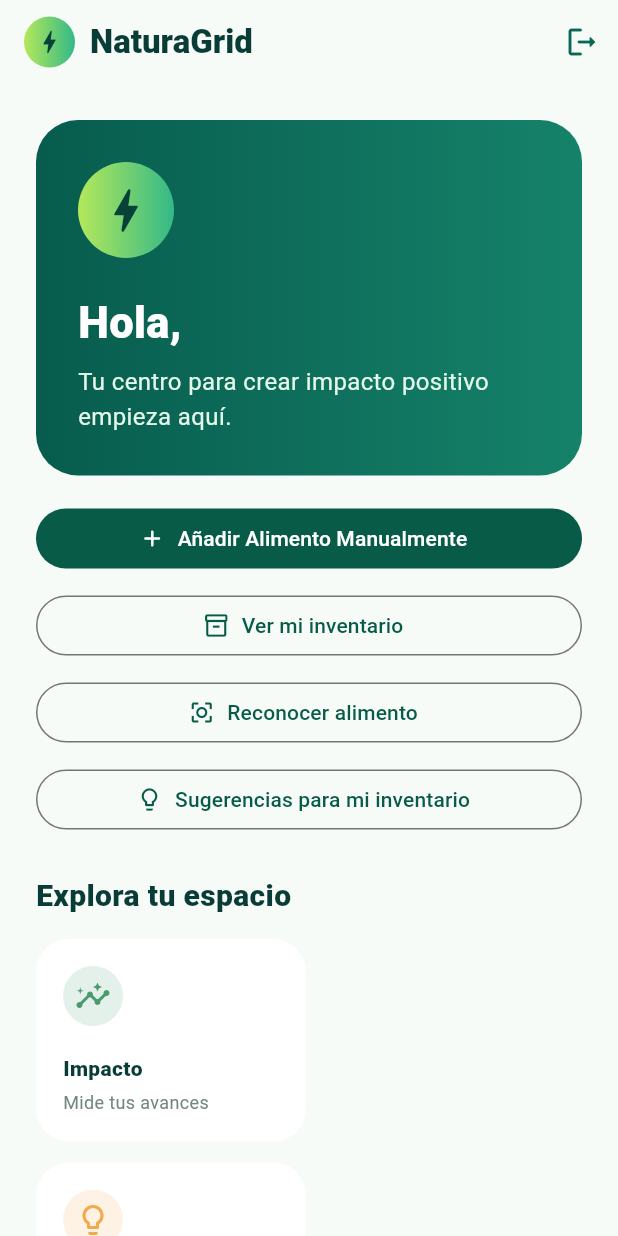
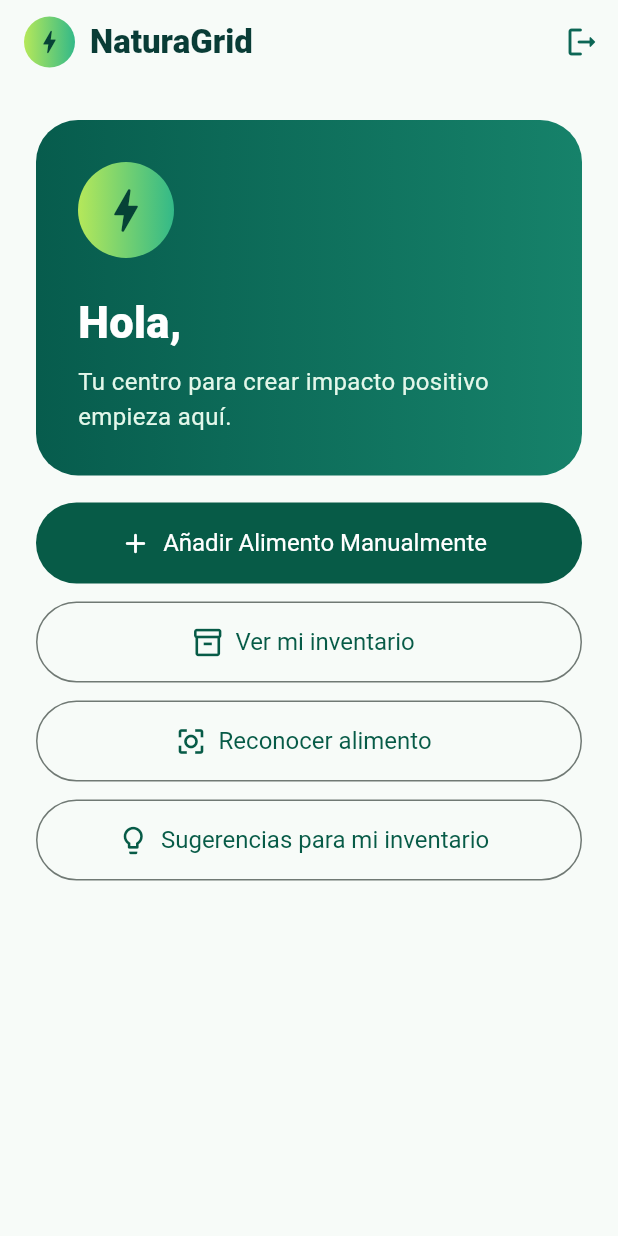
Before and after one commit to Yirene58/Menu-Inteligente, a Flutter app: the HomeScreen screen opened directly, on a phone screen of 412 x 824 dp. Run offline on Flutter 3.47's test engine with Material 3 defaults, Android fonts, the phone set to English and light mode, and no system bars; our stand-ins replace image_picker, shared_preferences; accounts and stored records are empty; Roboto replaces fonts that are missing (Arial).

Commit message:
Ajuste del frontend

```diff
--- a/Front/lib/screens/home/home_screen.dart
+++ b/Front/lib/screens/home/home_screen.dart
@@ -141,6 +141,11 @@ class HomeScreen extends StatelessWidget {
           ),
           const SizedBox(height: 18),
           FilledButton.icon(
+            style: FilledButton.styleFrom(
+              minimumSize: const Size.fromHeight(54),
+              textStyle: const TextStyle(fontSize: 16),
+              iconSize: 22,
+            ),
             onPressed: () async {
               final saved = await Navigator.of(context).push<bool>(
                 MaterialPageRoute(builder: (_) => const AddAlimentoScreen()),
@@ -157,22 +162,37 @@ class HomeScreen extends StatelessWidget {
             icon: const Icon(Icons.add_rounded),
             label: const Text('Añadir Alimento Manualmente'),
           ),
-          const SizedBox(height: 10),
+          const SizedBox(height: 12),
           OutlinedButton.icon(
+            style: OutlinedButton.styleFrom(
+              minimumSize: const Size.fromHeight(54),
+              textStyle: const TextStyle(fontSize: 16),
+              iconSize: 22,
+            ),
             onPressed: () => Navigator.of(context).push<void>(
               MaterialPageRoute<void>(builder: (_) => const InventoryScreen()),
             ),
             icon: const Icon(Icons.inventory_2_outlined),
             label: const Text('Ver mi inventario'),
           ),
-          const SizedBox(height: 10),
+          const SizedBox(height: 12),
           OutlinedButton.icon(
+            style: OutlinedButton.styleFrom(
+              minimumSize: const Size.fromHeight(54),
+              textStyle: const TextStyle(fontSize: 16),
+              iconSize: 22,
+            ),
             onPressed: () => _seleccionarImagen(context),
             icon: const Icon(Icons.center_focus_strong_outlined),
             label: const Text('Reconocer alimento'),
           ),
-          const SizedBox(height: 10),
+          const SizedBox(height: 12),
           OutlinedButton.icon(
+            style: OutlinedButton.styleFrom(
+              minimumSize: const Size.fromHeight(54),
+              textStyle: const TextStyle(fontSize: 16),
+              iconSize: 22,
+            ),
             onPressed: () => Navigator.of(context).push<void>(
               MaterialPageRoute<void>(
                 builder: (_) => const SugerenciasScreen(),
@@ -181,46 +201,7 @@ class HomeScreen extends StatelessWidget {
             icon: const Icon(Icons.lightbulb_outline_rounded),
             label: const Text('Sugerencias para mi inventario'),
           ),
-          const SizedBox(height: 26),
-          const Text(
-            'Explora tu espacio',
-            style: TextStyle(
-              fontSize: 20,
-              fontWeight: FontWeight.w800,
-              color: Color(0xFF093C36),
-            ),
-          ),
-          const SizedBox(height: 14),
-          const Wrap(
-            spacing: 14,
-            runSpacing: 14,
-            children: [
-              _MenuCard(
-                icon: Icons.insights_rounded,
-                title: 'Impacto',
-                subtitle: 'Mide tus avances',
-                color: Color(0xFF4A9A70),
-              ),
-              _MenuCard(
-                icon: Icons.lightbulb_outline_rounded,
-                title: 'Ideas verdes',
-                subtitle: 'Inspírate y crea',
-                color: Color(0xFFF2AA4C),
-              ),
-              _MenuCard(
-                icon: Icons.groups_rounded,
-                title: 'Comunidad',
-                subtitle: 'Conecta y colabora',
-                color: Color(0xFF4785A3),
-              ),
-              _MenuCard(
-                icon: Icons.auto_awesome_rounded,
-                title: 'Laboratorio',
-                subtitle: 'Próximamente',
-                color: Color(0xFF8B70BA),
-              ),
-            ],
-          ),
+          const SizedBox(height: 12),
         ],
       ),
     ),
@@ -245,57 +226,3 @@ class _Mark extends StatelessWidget {
     ),
   );
 }
-
-class _MenuCard extends StatelessWidget {
-  const _MenuCard({
-    required this.icon,
-    required this.title,
-    required this.subtitle,
-    required this.color,
-  });
-  final IconData icon;
-  final String title, subtitle;
-  final Color color;
-  @override
-  Widget build(BuildContext context) => SizedBox(
-    width: 180,
-    child: Material(
-      color: Colors.white,
-      borderRadius: BorderRadius.circular(22),
-      child: InkWell(
-        borderRadius: BorderRadius.circular(22),
-        onTap: () => ScaffoldMessenger.of(context).showSnackBar(
-          SnackBar(
-            content: Text('$title estará disponible pronto'),
-            behavior: SnackBarBehavior.floating,
-          ),
-        ),
-        child: Padding(
-          padding: const EdgeInsets.all(18),
-          child: Column(
-            crossAxisAlignment: CrossAxisAlignment.start,
-            children: [
-              CircleAvatar(
-                backgroundColor: color.withValues(alpha: .15),
-                child: Icon(icon, color: color),
-              ),
-              const SizedBox(height: 18),
-              Text(
-                title,
-                style: const TextStyle(
-                  fontWeight: FontWeight.w800,
-                  color: Color(0xFF093C36),
-                ),
-              ),
-              const SizedBox(height: 4),
-              Text(
-                subtitle,
-                style: const TextStyle(color: Color(0xFF718880), fontSize: 12),
-              ),
-            ],
-          ),
-        ),
-      ),
-    ),
-  );
-}
```
Also changed, not shown: 1 other file.
